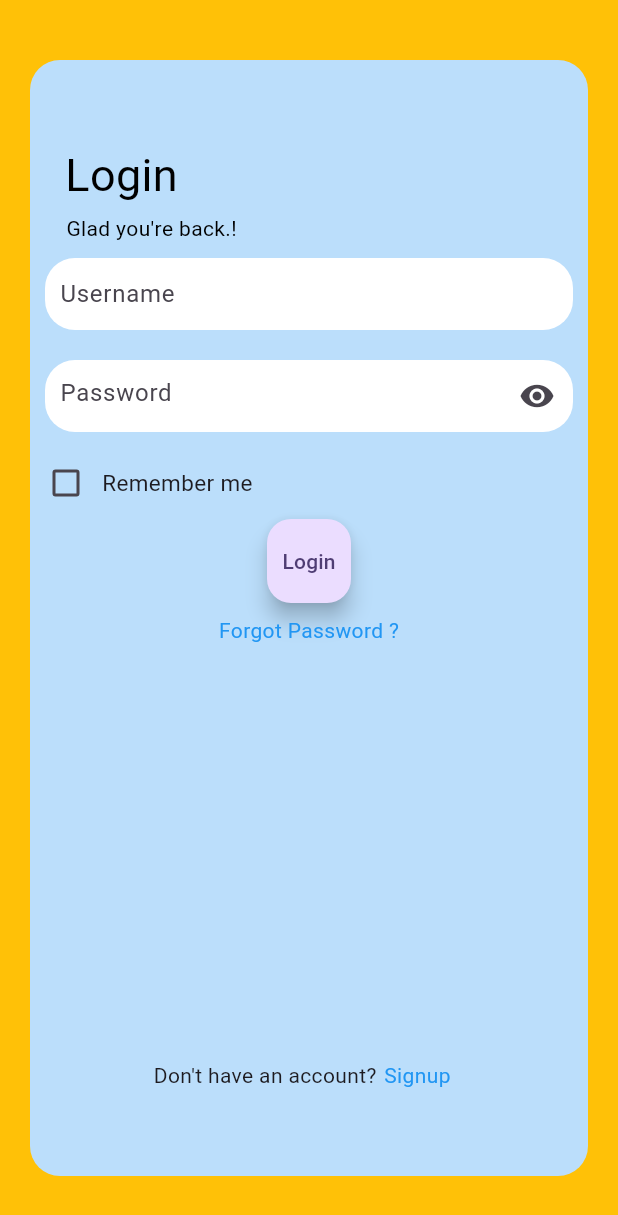
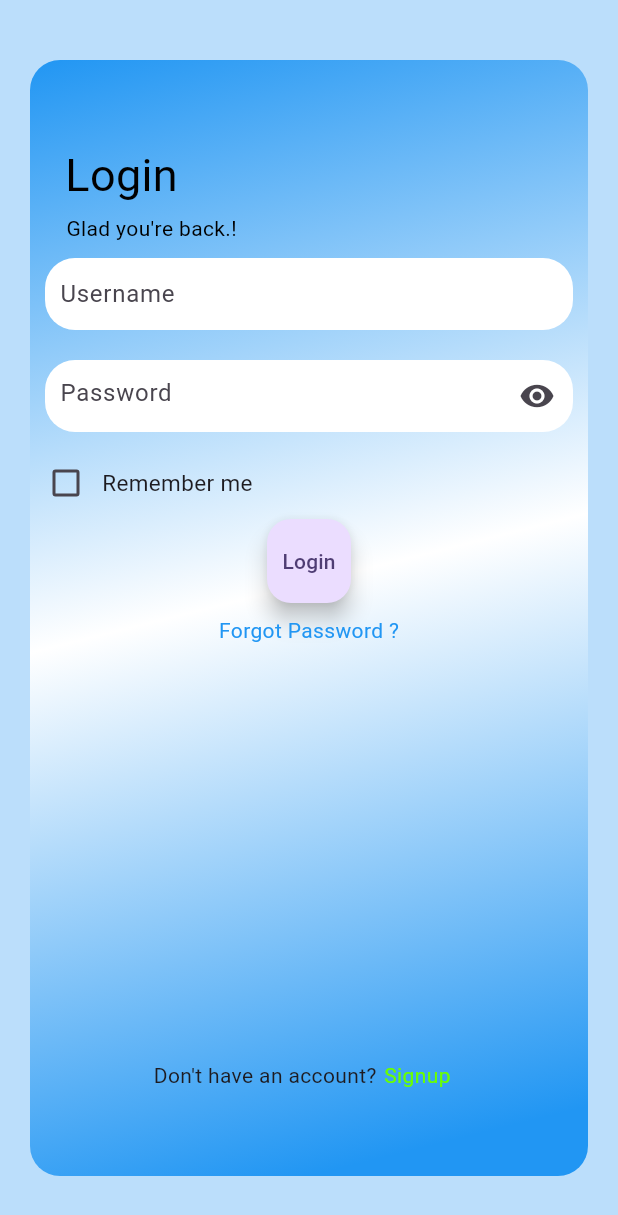
Before and after one commit to joysarkar18/gamaru-mobile-app, a Flutter app: the Login screen opened directly, on a phone screen of 412 x 824 dp. Shown: the top 1215 px of the screen. Run offline on Flutter 3.47's test engine with Material 2 defaults, Android fonts, the light colour scheme and no system bars; our stand-ins replace firebase_auth, firebase_core, get; accounts and stored records are empty.

Commit message:
Color Gradient modified

```diff
--- a/lib/Screens/login_page.dart
+++ b/lib/Screens/login_page.dart
@@ -10,13 +10,23 @@ class Login extends StatelessWidget {
   Widget build(BuildContext context) {
     return Scaffold(
       resizeToAvoidBottomInset: false,
-      backgroundColor: Colors.amber,
+      backgroundColor: Colors.blue[100],
       body: SafeArea(
           child: Container(
-        // color: Colors.blue,
         decoration: BoxDecoration(
-            borderRadius: BorderRadius.circular(20), color: Colors.blue[100]),
-        width: 400, margin: EdgeInsets.symmetric(horizontal: 20, vertical: 40),
+          borderRadius: BorderRadius.circular(20),
+          gradient: LinearGradient(
+            begin: Alignment.topLeft,
+            end: Alignment.bottomCenter,
+            colors: [
+              Colors.blue,
+              Colors.white,
+              Colors.blue,
+            ],
+          ),
+        ),
+        width: 400,
+        margin: EdgeInsets.symmetric(horizontal: 20, vertical: 40),
         child: Column(
           children: [
             Padding(
@@ -130,7 +140,7 @@ class Login extends StatelessWidget {
                     child: Text(
                       "Signup",
                       style: TextStyle(
-                        color: Colors.blue,
+                        color: Color.fromARGB(255, 106, 255, 0),
                       ),
                     ),
                   ),
```
